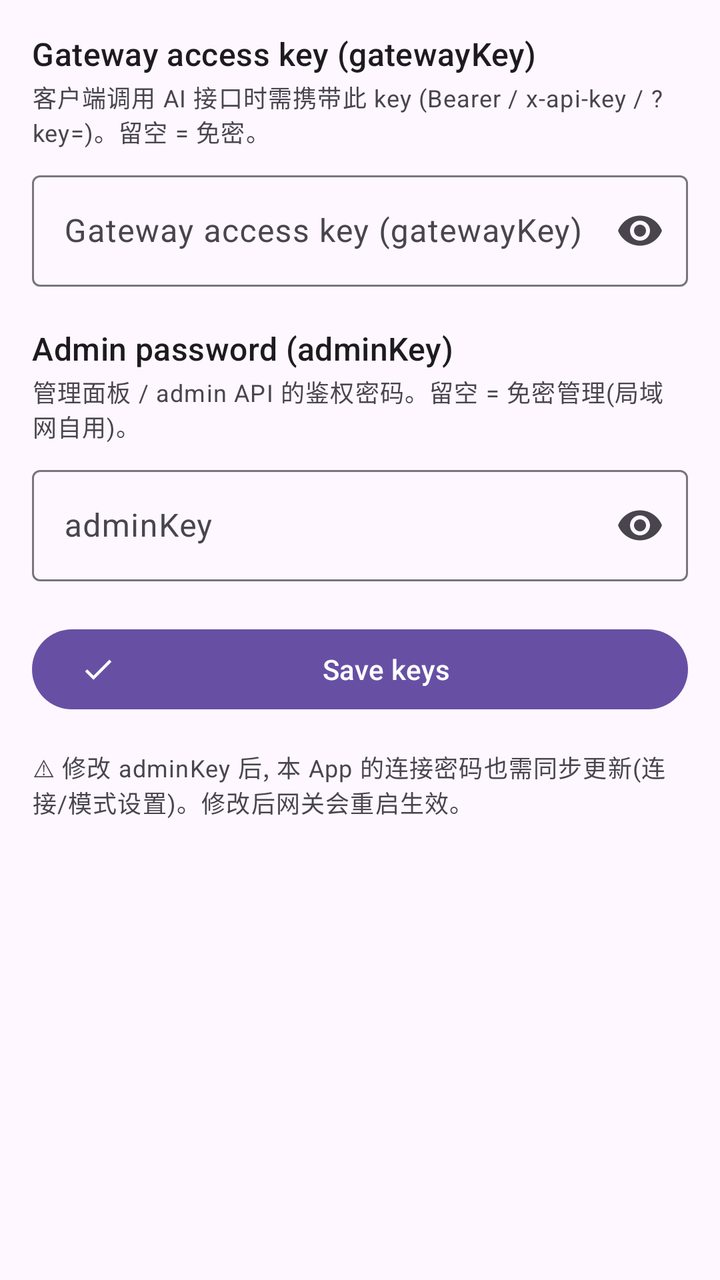
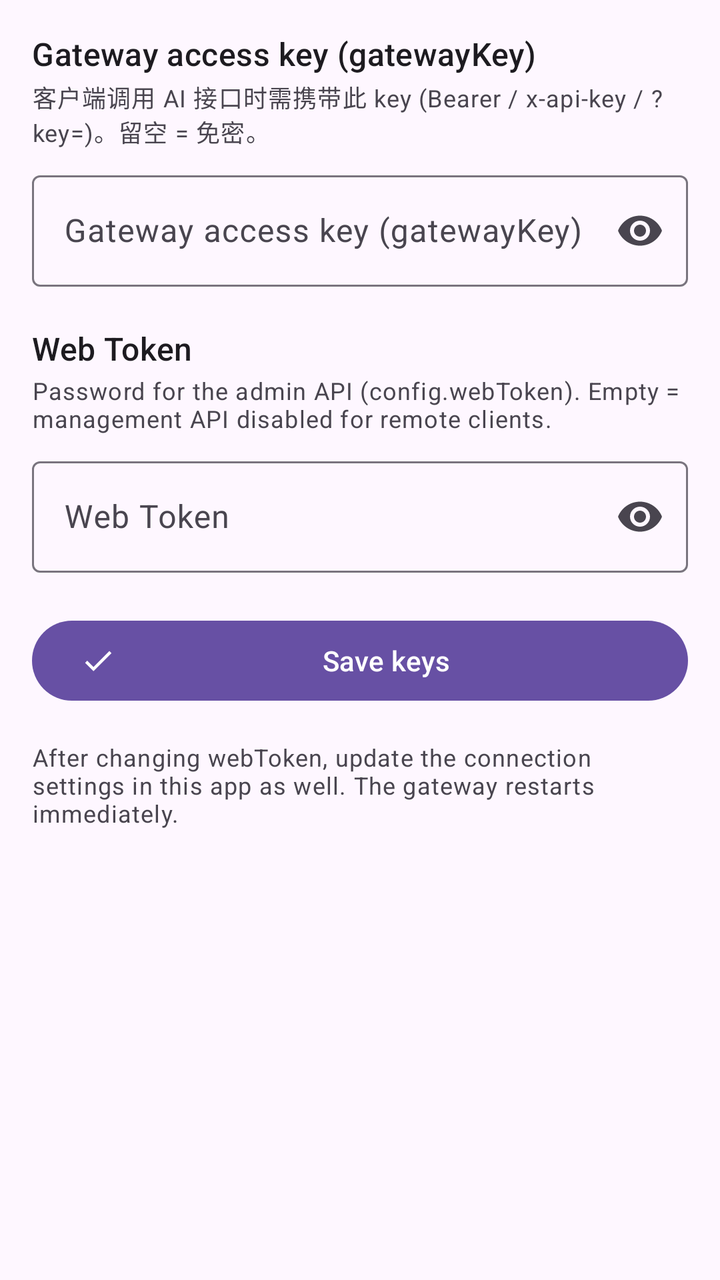

The first picture is an Android layout as it rendered before a commit; the second is the same layout after the commit. The layout source and the unified diff follow.
<!-- AndroidManifest.xml: application theme Theme.AIGateway -->
<!-- res/layout/fragment_keys.xml -->
<?xml version="1.0" encoding="utf-8"?>
<androidx.core.widget.NestedScrollView xmlns:android="http://schemas.android.com/apk/res/android"
    xmlns:app="http://schemas.android.com/apk/res-auto"
    android:layout_width="match_parent"
    android:layout_height="match_parent"
    android:fillViewport="true">

    <LinearLayout
        android:layout_width="match_parent"
        android:layout_height="wrap_content"
        android:orientation="vertical"
        android:padding="16dp">

        <TextView
            android:layout_width="wrap_content"
            android:layout_height="wrap_content"
            android:text="@string/keys_gateway_title"
            android:textAppearance="?attr/textAppearanceTitleMedium" />
        <TextView
            android:layout_width="wrap_content"
            android:layout_height="wrap_content"
            android:layout_marginTop="2dp"
            android:layout_marginBottom="8dp"
            android:text="客户端调用 AI 接口时需携带此 key (Bearer / x-api-key / ?key=)。留空 = 免密。"
            android:textAppearance="?attr/textAppearanceBodySmall"
            android:textColor="?attr/colorOnSurfaceVariant" />
        <com.google.android.material.textfield.TextInputLayout
            android:layout_width="match_parent"
            android:layout_height="wrap_content"
            android:hint="@string/keys_gateway_title"
            app:endIconMode="password_toggle"
            style="@style/Widget.Material3.TextInputLayout.OutlinedBox">
            <com.google.android.material.textfield.TextInputEditText
                android:id="@+id/editGatewayKey"
                android:layout_width="match_parent"
                android:layout_height="wrap_content"
                android:inputType="textPassword" />
        </com.google.android.material.textfield.TextInputLayout>

        <TextView
            android:layout_width="wrap_content"
            android:layout_height="wrap_content"
            android:layout_marginTop="20dp"
            android:text="@string/connect_admin_key"
            android:textAppearance="?attr/textAppearanceTitleMedium" />
        <TextView
            android:layout_width="wrap_content"
            android:layout_height="wrap_content"
            android:layout_marginTop="2dp"
            android:layout_marginBottom="8dp"
            android:text="管理面板 / admin API 的鉴权密码。留空 = 免密管理(局域网自用)。"
            android:textAppearance="?attr/textAppearanceBodySmall"
            android:textColor="?attr/colorOnSurfaceVariant" />
        <com.google.android.material.textfield.TextInputLayout
            android:layout_width="match_parent"
            android:layout_height="wrap_content"
            android:hint="adminKey"
            app:endIconMode="password_toggle"
            style="@style/Widget.Material3.TextInputLayout.OutlinedBox">
            <com.google.android.material.textfield.TextInputEditText
                android:id="@+id/editAdminKey"
                android:layout_width="match_parent"
                android:layout_height="wrap_content"
                android:inputType="textPassword" />
        </com.google.android.material.textfield.TextInputLayout>

        <com.google.android.material.button.MaterialButton
            android:id="@+id/btnSaveKeys"
            android:layout_width="match_parent"
            android:layout_height="wrap_content"
            android:layout_marginTop="20dp"
            app:icon="@drawable/ic_check"
            android:text="@string/keys_save" />

        <TextView
            android:layout_width="wrap_content"
            android:layout_height="wrap_content"
            android:layout_marginTop="16dp"
            android:text="⚠ 修改 adminKey 后, 本 App 的连接密码也需同步更新(连接/模式设置)。修改后网关会重启生效。"
            android:textAppearance="?attr/textAppearanceBodySmall"
            android:textColor="?attr/colorOnSurfaceVariant" />
    </LinearLayout>
</androidx.core.widget.NestedScrollView>
<!-- resources referenced by this layout -->
<resources>
  <!-- drawable ic_check (drawable) -->
  <?xml version="1.0" encoding="utf-8"?>
  <vector xmlns:android="http://schemas.android.com/apk/res/android"
      android:width="24dp" android:height="24dp"
      android:viewportWidth="24" android:viewportHeight="24"
      android:tint="?attr/colorControlNormal">
      <path android:fillColor="@android:color/white" android:pathData="M9,16.17L4.83,12l-1.42,1.41L9,19 21,7l-1.41-1.41z"/>
  </vector>
  <string name="connect_admin_key">Admin password (adminKey)</string>
  <string name="keys_gateway_title">Gateway access key (gatewayKey)</string>
  <string name="keys_save">Save keys</string>
  <color name="md_primary">#6750A4</color>
  <color name="md_on_primary">#FFFFFF</color>
  <color name="md_primary_container">#EADDFF</color>
  <color name="md_on_primary_container">#21005D</color>
  <color name="md_secondary">#625B71</color>
  <color name="md_on_secondary">#FFFFFF</color>
  <color name="md_secondary_container">#E8DEF8</color>
  <color name="md_on_secondary_container">#1D192B</color>
  <color name="md_tertiary">#7D5260</color>
  <color name="md_on_tertiary">#FFFFFF</color>
  <color name="md_tertiary_container">#FFD8E4</color>
  <color name="md_on_tertiary_container">#31111D</color>
  <color name="md_error">#B3261E</color>
  <color name="md_on_error">#FFFFFF</color>
  <color name="md_error_container">#F9DEDC</color>
  <color name="md_on_error_container">#410E0B</color>
  <color name="md_background">#FEF7FF</color>
  <color name="md_on_background">#1D1B20</color>
  <color name="md_surface">#FEF7FF</color>
  <color name="md_on_surface">#1D1B20</color>
  <color name="md_surface_variant">#E7E0EC</color>
  <color name="md_on_surface_variant">#49454F</color>
  <color name="md_outline">#79747E</color>
  <color name="md_outline_variant">#CAC4D0</color>
  <color name="md_surface_container">#F3EDF7</color>
  <color name="md_surface_container_high">#ECE6F0</color>
  <!-- unchanged entries left out for length: 1 -->
</resources>

<!-- the commit's change to res/layout/fragment_keys.xml (unified diff, before → after) -->
@@ -41,20 +41,20 @@
             android:layout_width="wrap_content"
             android:layout_height="wrap_content"
             android:layout_marginTop="20dp"
-            android:text="@string/connect_admin_key"
+            android:text="@string/admin_web_token"
             android:textAppearance="?attr/textAppearanceTitleMedium" />
         <TextView
             android:layout_width="wrap_content"
             android:layout_height="wrap_content"
             android:layout_marginTop="2dp"
             android:layout_marginBottom="8dp"
-            android:text="管理面板 / admin API 的鉴权密码。留空 = 免密管理(局域网自用)。"
+            android:text="@string/admin_web_token_desc"
             android:textAppearance="?attr/textAppearanceBodySmall"
             android:textColor="?attr/colorOnSurfaceVariant" />
         <com.google.android.material.textfield.TextInputLayout
             android:layout_width="match_parent"
             android:layout_height="wrap_content"
-            android:hint="adminKey"
+            android:hint="@string/admin_web_token"
             app:endIconMode="password_toggle"
             style="@style/Widget.Material3.TextInputLayout.OutlinedBox">
             <com.google.android.material.textfield.TextInputEditText
@@ -76,7 +76,7 @@
             android:layout_width="wrap_content"
             android:layout_height="wrap_content"
             android:layout_marginTop="16dp"
-            android:text="⚠ 修改 adminKey 后, 本 App 的连接密码也需同步更新(连接/模式设置)。修改后网关会重启生效。"
+            android:text="@string/admin_web_token_warn"
             android:textAppearance="?attr/textAppearanceBodySmall"
             android:textColor="?attr/colorOnSurfaceVariant" />
     </LinearLayout>
<!-- resource entries referenced after the edit -->
@@ -8,7 +8,9 @@
       android:tint="?attr/colorControlNormal">
       <path android:fillColor="@android:color/white" android:pathData="M9,16.17L4.83,12l-1.42,1.41L9,19 21,7l-1.41-1.41z"/>
   </vector>
-  <string name="connect_admin_key">Admin password (adminKey)</string>
+  <string name="admin_web_token">Web Token</string>
+  <string name="admin_web_token_desc">Password for the admin API (config.webToken). Empty = management API disabled for remote clients.</string>
+  <string name="admin_web_token_warn">After changing webToken, update the connection settings in this app as well. The gateway restarts immediately.</string>
   <string name="keys_gateway_title">Gateway access key (gatewayKey)</string>
   <string name="keys_save">Save keys</string>
   <color name="md_primary">#6750A4</color>
